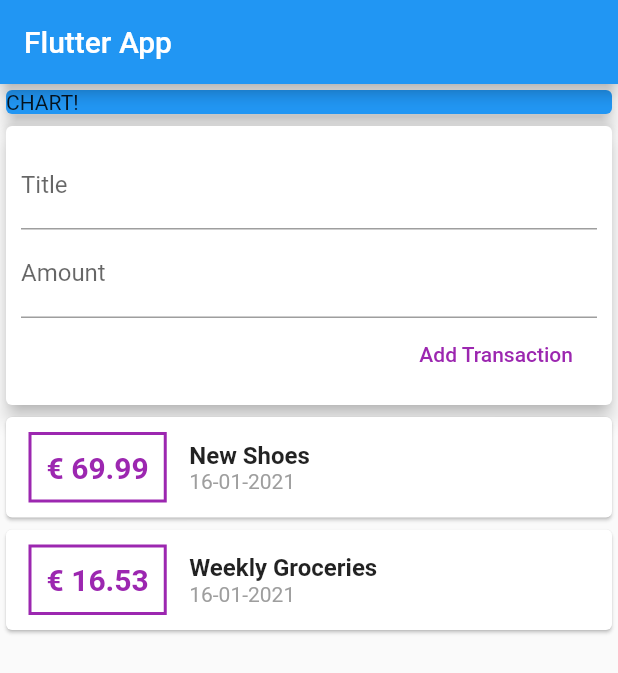
After one commit to AndryRana/expense_planner, a Flutter app: the screen it shows after launch, after a tap on "Add Transaction", on a phone screen of 412 x 824 dp. The commit adds this screen. Shown: the top 673 px of the screen. Run offline on Flutter 3.47's test engine with Material 2 defaults, Android fonts, the phone set to English and light mode, and no system bars.

Commit message:
Splitting the App Into Widgets - Connecting Widgets & Managing Data / State-  Adding User Transactions to the List - . Making the List Scrollable! -  Working with ListViews -  Further Input & Output Styling and Configuration

```diff
--- /dev/null
+++ b/lib/widgets/new_transaction.dart
@@ -0,0 +1,60 @@
+import 'package:flutter/material.dart';
+
+class NewTransaction extends StatelessWidget {
+  final Function addTx;
+  final titleController = TextEditingController();
+  final amountController = TextEditingController();
+
+  NewTransaction(this.addTx);
+
+  void submitData() {
+    final enteredTitle = titleController.text;
+    final enteredAmount = double.parse(amountController.text);
+
+    if (enteredTitle.isEmpty || enteredAmount <= 0) {
+      return;
+    }
+
+    addTx(
+      enteredTitle,
+      enteredAmount,
+    );
+  }
+
+  @override
+  Widget build(BuildContext context) {
+    return Card(
+      elevation: 5,
+      child: Container(
+        padding: EdgeInsets.all(10),
+        child: Column(
+          crossAxisAlignment: CrossAxisAlignment.end,
+          children: <Widget>[
+            TextField(
+              decoration: InputDecoration(labelText: 'Title'),
+              controller: titleController,
+              onSubmitted: (_) => submitData(),
+              // onChanged: (val) {
+              //   titleInput = val;
+              // },
+            ),
+            TextField(
+              decoration: InputDecoration(labelText: 'Amount'),
+              controller: amountController,
+              keyboardType: TextInputType.numberWithOptions(decimal: true),
+              onSubmitted: (_) => submitData(),
+              // onChanged: (val) {
+              //   amountInput = val;
+              // },
+            ),
+            FlatButton(
+              onPressed: submitData,
+              child: Text('Add Transaction'),
+              textColor: Colors.purple,
+            ),
+          ],
+        ),
+      ),
+    );
+  }
+}
--- /dev/null
+++ b/lib/widgets/transaction_list.dart
@@ -0,0 +1,63 @@
+import 'package:flutter/material.dart';
+import 'package:intl/intl.dart';
+
+import '../models/transaction.dart';
+
+class TransactionList extends StatelessWidget {
+  final List<Transaction> transactions;
+
+  TransactionList(this.transactions);
+
+  @override
+  Widget build(BuildContext context) {
+    return Container(
+      height: 300,
+      child: ListView.builder(
+        itemBuilder: (ctx, index) {
+          return Card(
+            child: Row(
+              children: <Widget>[
+                Container(
+                  margin: EdgeInsets.symmetric(
+                    vertical: 10,
+                    horizontal: 15,
+                  ),
+                  decoration: BoxDecoration(
+                    border: Border.all(
+                      color: Colors.purple,
+                      width: 2,
+                    ),
+                  ),
+                  padding: EdgeInsets.all(10),
+                  child: Text(
+                    '€ ${transactions[index].amount.toStringAsFixed(2)}',
+                    style: TextStyle(
+                      fontWeight: FontWeight.bold,
+                      fontSize: 20,
+                      color: Colors.purple,
+                    ),
+                  ),
+                ),
+                Column(
+                  crossAxisAlignment: CrossAxisAlignment.start,
+                  children: <Widget>[
+                    Text(
+                      transactions[index].title,
+                      style:
+                          TextStyle(fontSize: 16, fontWeight: FontWeight.bold),
+                    ),
+                    Text(
+                      DateFormat('d-MM-y').format(transactions[index].date),
+                      style: TextStyle(color: Colors.grey),
+                    ),
+                  ],
+                ),
+              ],
+            ),
+          );
+        },
+        itemCount: transactions.length,
+      ),
+    );
+  }
+}
--- /dev/null
+++ b/lib/widgets/user_transactions.dart
@@ -0,0 +1,48 @@
+import 'package:flutter/material.dart';
+
+import './new_transaction.dart';
+import './transaction_list.dart';
+import '../models/transaction.dart';
+
+class UserTransactions extends StatefulWidget {
+  @override
+  _UserTransactionsState createState() => _UserTransactionsState();
+}
+
+class _UserTransactionsState extends State<UserTransactions> {
+  final List<Transaction> _userTransactions = [
+    Transaction(
+      id: 't1',
+      title: 'New Shoes',
+      amount: 69.99,
+      date: DateTime.now(),
+    ),
+    Transaction(
+      id: 't2',
+      title: 'Weekly Groceries',
+      amount: 16.53,
+      date: DateTime.now(),
+    ),
+  ];
+
+  void _addNewTransaction(String txTitle, double txAmount) {
+    final newTx = Transaction(
+      title: txTitle,
+      amount: txAmount,
+      date: DateTime.now(),
+      id: DateTime.now().toString(),
+    );
+
+    setState(() {
+      _userTransactions.add(newTx);
+    });
+  }
+
+  @override
+  Widget build(BuildContext context) {
+    return Column(children: <Widget>[
+      NewTransaction(_addNewTransaction),
+      TransactionList(_userTransactions),
+    ]);
+  }
+}
```
Also changed, not shown: lib/main.dart (+5 -97 lines), lib/models/transaction.dart (renamed from lib/transaction.dart).
